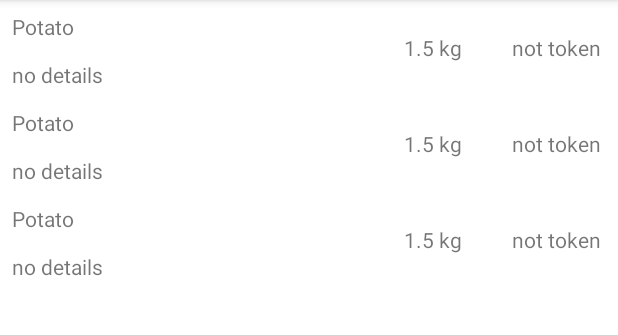
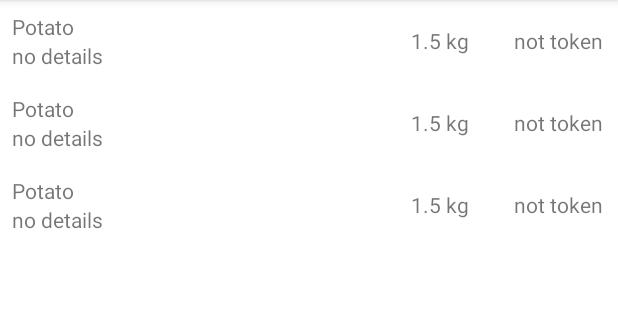
Before and after one commit to ansshkki/Shopping-List, an Android app: the screen it shows after launch (MainActivity), on a phone screen of 412 x 824 dp, the part 84-419 px from its top. Run offline under Robolectric (Android 15) with nearby library versions, the phone set to English and light mode, and no system bars.

Commit message:
Clean up item_row.xml

```diff
--- a/app/src/main/res/layout/item_row.xml
+++ b/app/src/main/res/layout/item_row.xml
@@ -1,113 +1,41 @@
 <?xml version="1.0" encoding="utf-8"?>
 <LinearLayout xmlns:android="http://schemas.android.com/apk/res/android"
     android:layout_width="match_parent"
-    android:layout_height="64dp"
-    android:layout_weight="10"
-    android:layoutDirection="ltr"
+    android:layout_height="wrap_content"
     android:orientation="horizontal">
-
 
     <LinearLayout
         android:layout_width="0dp"
         android:layout_height="match_parent"
+        android:layout_margin="8dp"
         android:layout_weight="6"
+        android:gravity="center"
         android:orientation="vertical">
 
+        <TextView
+            android:id="@+id/item_name_text_view"
+            android:layout_width="match_parent"
+            android:layout_height="wrap_content" />
 
-        <LinearLayout
+        <TextView
+            android:id="@+id/details_text_view"
             android:layout_width="match_parent"
-            android:layout_height="match_parent"
-            android:layout_gravity="center"
-            android:layout_margin="8dp"
-            android:orientation="vertical"
-            android:weightSum="6">
-
-
-            <LinearLayout
-                android:layout_width="match_parent"
-                android:layout_height="0dp"
-                android:layout_weight="4">
-
-                <TextView
-                    android:gravity="left"
-                    android:id="@+id/item_name_text_view"
-                    android:layout_width="match_parent"
-                    android:layout_height="match_parent" />
-
-
-            </LinearLayout>
-
-
-            <LinearLayout
-                android:layout_width="match_parent"
-                android:layout_height="0dp"
-                android:layout_weight="2">
-
-
-                <TextView
-                    android:gravity="left"
-                    android:id="@+id/details_text_view"
-                    android:layout_width="match_parent"
-                    android:layout_height="match_parent" />
-
-
-            </LinearLayout>
-
-
-        </LinearLayout>
-
+            android:layout_height="wrap_content" />
 
     </LinearLayout>
 
-
-    <LinearLayout
+    <TextView
+        android:id="@+id/quantity_text_view"
         android:layout_width="0dp"
         android:layout_height="match_parent"
-        android:layout_weight="2">
+        android:layout_weight="2"
+        android:gravity="center" />
 
-
-        <LinearLayout
-            android:layout_width="match_parent"
-            android:layout_height="match_parent"
-            android:layout_margin="8dp">
-
-
-            <TextView
-                android:gravity="center"
-                android:id="@+id/quantity_text_view"
-                android:layout_width="match_parent"
-                android:layout_height="match_parent" />
-
-
-        </LinearLayout>
-
-
-    </LinearLayout>
-
-
-    <LinearLayout
+    <TextView
+        android:id="@+id/status_text_view"
         android:layout_width="0dp"
         android:layout_height="match_parent"
-        android:layout_weight="2">
-
-
-        <LinearLayout
-            android:layout_width="match_parent"
-            android:layout_height="match_parent"
-            android:layout_margin="8dp">
-
-
-            <TextView
-                android:gravity="center"
-                android:id="@+id/status_text_view"
-                android:layout_width="match_parent"
-                android:layout_height="match_parent" />
-
-
-        </LinearLayout>
-
-
-    </LinearLayout>
-
+        android:layout_weight="2"
+        android:gravity="center" />
 
 </LinearLayout>
```
